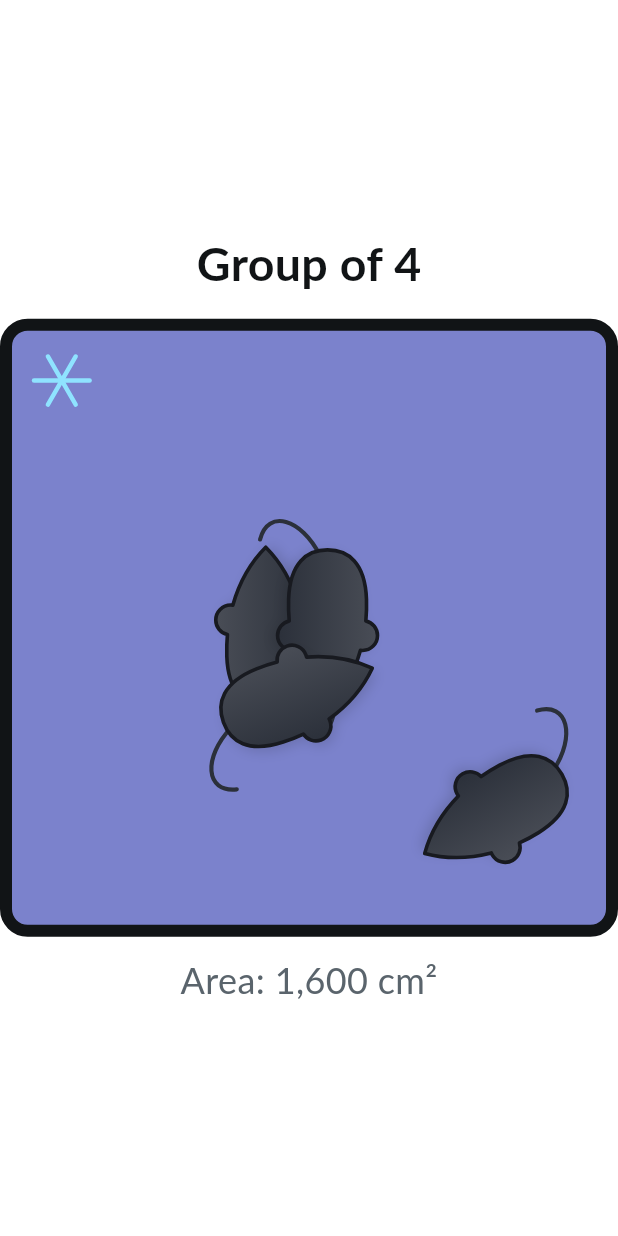
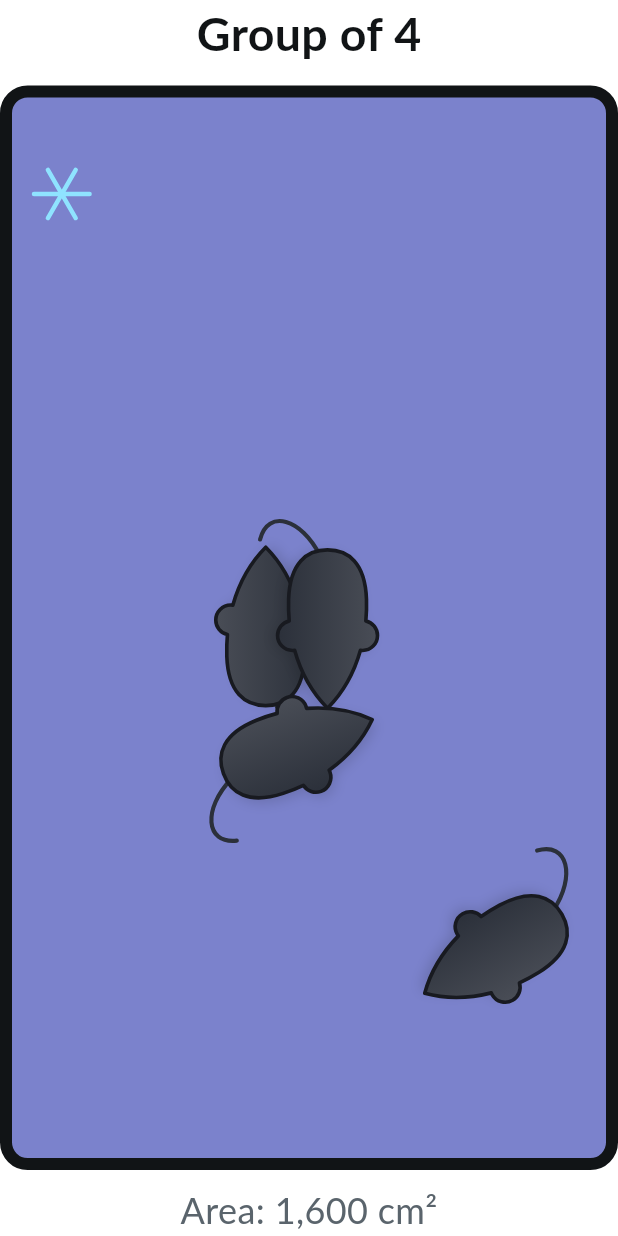
Before and after one commit to psymbio/talks, a Flutter app: the _DesignBox widget shown alone on an empty page, opened directly, on a phone screen of 412 x 824 dp. Run offline on Flutter 3.47's test engine with Material 3 defaults, Android fonts, the phone set to English and light mode, and no system bars.

Commit message:
slide 11 fix

```diff
--- a/talks/mouse_huddle/lib/slides/figure1.dart
+++ b/talks/mouse_huddle/lib/slides/figure1.dart
@@ -469,7 +469,7 @@ Slide fig1_i() => Slide(
           children: [
             Expanded(
               child: Row(
-                crossAxisAlignment: CrossAxisAlignment.center,
+                crossAxisAlignment: CrossAxisAlignment.stretch,
                 children: [
                   Expanded(
                     child: Anim(
@@ -569,13 +569,17 @@ class _DesignBox extends StatelessWidget {
       for (final (i, m) in huddleStates[stateIndex].indexed)
         if (!pairOnly || i < 2) m,
     ];
+    // The arena takes whatever height is left after the two labels, and the
+    // small box is drawn at 70% of that edge — about half the area.
     return Column(
-      mainAxisAlignment: MainAxisAlignment.center,
       children: [
         Text(label, style: tBody.copyWith(fontWeight: FontWeight.w700)),
-        const SizedBox(height: 14),
-        FractionallySizedBox(
+        const SizedBox(height: 12),
+        Expanded(
+          child: Center(
+            child: FractionallySizedBox(
               widthFactor: size,
+              heightFactor: size,
               child: AspectRatio(
                 aspectRatio: 1,
                 child: CustomPaint(
@@ -590,7 +594,9 @@ class _DesignBox extends StatelessWidget {
                 ),
               ),
             ),
-        const SizedBox(height: 12),
+          ),
+        ),
+        const SizedBox(height: 10),
         Text(area, style: tSmall),
       ],
     );
```
Lines whose indentation alone changed are shown as unchanged.
